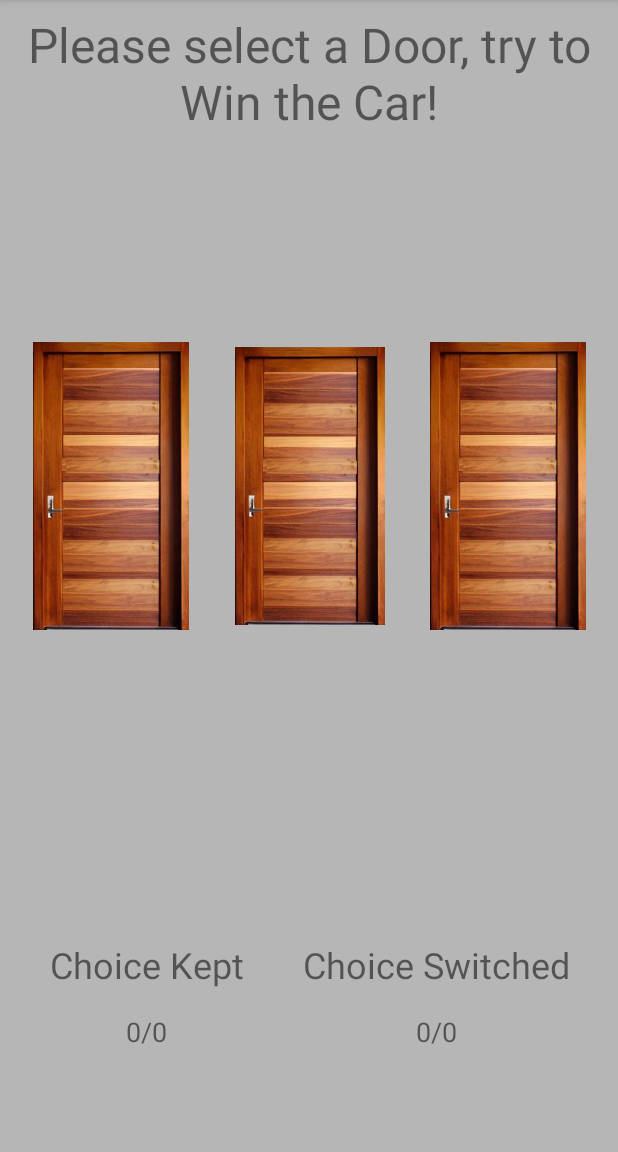
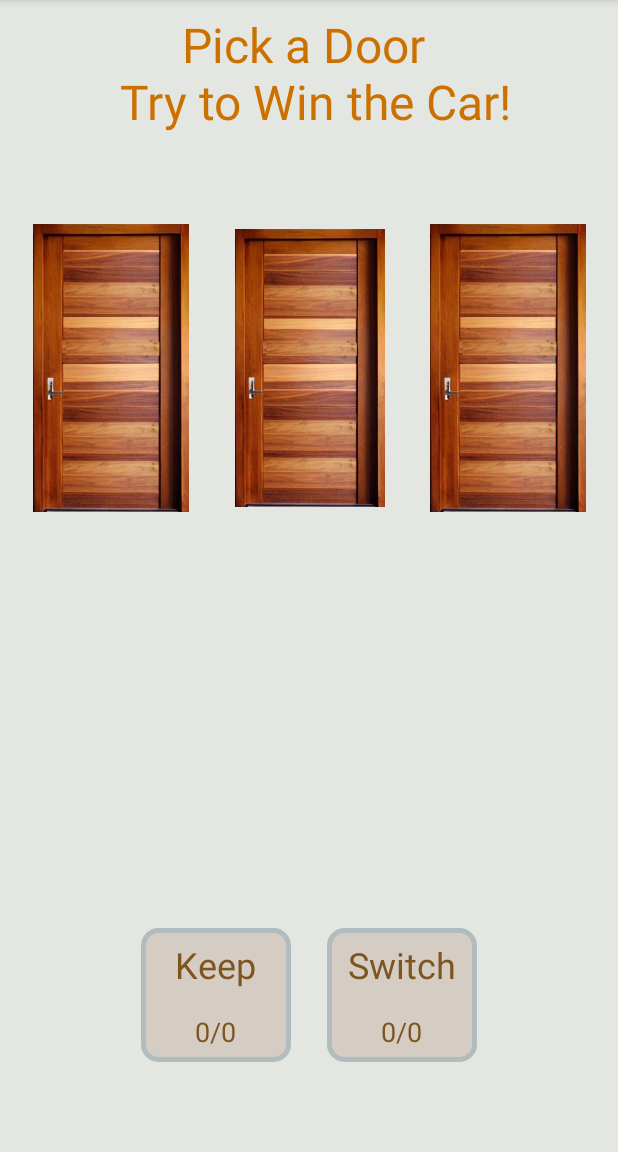
Before and after one commit to johncrawley/monty_hall, an Android app: the screen it shows after launch (MainActivity), on a phone screen of 412 x 824 dp, the part 84-1236 px from its top. Run offline under Robolectric (Android 15) with nearby library versions, the phone set to English and light mode, and no system bars.

Commit message:
Layout improvement for statistics views.

```diff
--- a/app/src/main/java/com/jacstuff/montyhallproblem/MainActivity.java
+++ b/app/src/main/java/com/jacstuff/montyhallproblem/MainActivity.java
@@ -1,6 +1,8 @@
 package com.jacstuff.montyhallproblem;
 
 import androidx.appcompat.app.AppCompatActivity;
+import androidx.lifecycle.ViewModel;
+import androidx.lifecycle.ViewModelProvider;
 
 import android.os.Bundle;
 import android.view.View;
@@ -26,22 +28,26 @@ public class MainActivity extends AppCompatActivity implements MainView {
     private final int numberOfDoors = 3;
     private int doorWidth, doorHeight;
     private LinearLayout doorsLayout;
+    private MainViewModel viewModel;
 
     @Override
     protected void onCreate(Bundle savedInstanceState) {
         super.onCreate(savedInstanceState);
+        setupViewModel();
         setContentView(R.layout.activity_main);
         montyHallGame = new MontyHallGame(this);
         initViews();
 
     }
 
+    private void setupViewModel(){
+        viewModel = new ViewModelProvider(this).get(MainViewModel.class);
+    }
 
     private void initViews(){
         initDoorBorders();
         initDoors();
         doorsLayout = findViewById(R.id.doorsLayout);
-        areDoorDimensionsCalculated = false;
         initDoorDimensions();
         playAgainButton = setupButton(R.id.new_game_button, this::startNewGame);
         resetStatsButton = setupButton(R.id.reset_stats_button, this::resetStats);
@@ -49,6 +55,7 @@ public class MainActivity extends AppCompatActivity implements MainView {
         switchedChoiceStatsTextView = findViewById(R.id.switch_stat_wins_text);
         statusTextView = findViewById(R.id.statusText);
     }
+
 
     private void initDoorDimensions(){
         doorsLayout.getViewTreeObserver().addOnGlobalLayoutListener(new ViewTreeObserver.OnGlobalLayoutListener() {
@@ -112,7 +119,6 @@ public class MainActivity extends AppCompatActivity implements MainView {
     }
 
 
-
     private void resetStats(){
         montyHallGame.resetStats();
         resetStatsButton.setVisibility(View.INVISIBLE);
@@ -152,7 +158,6 @@ public class MainActivity extends AppCompatActivity implements MainView {
         displayLoseMessage();
     }
 
-    private boolean areDoorDimensionsCalculated;
 
     @Override
     public void updateStatistics(String switchChoiceStats, String keepChoiceStats){
@@ -165,6 +170,7 @@ public class MainActivity extends AppCompatActivity implements MainView {
     private void setDimensionsOnDoors(){
         setDoorDimensions();
     }
+
 
     private void setDoorDimensions(){
         log("^^^ setDimensionsOnDoors()");
--- /dev/null
+++ b/app/src/main/java/com/jacstuff/montyhallproblem/MainViewModel.java
@@ -0,0 +1,7 @@
+package com.jacstuff.montyhallproblem;
+
+import androidx.lifecycle.ViewModel;
+
+public class MainViewModel extends ViewModel {
+
+}
--- a/app/src/main/java/com/jacstuff/montyhallproblem/Statistics.java
+++ b/app/src/main/java/com/jacstuff/montyhallproblem/Statistics.java
@@ -7,10 +7,6 @@ public class Statistics {
     private int gamesPlayedWithKeepChoice, gamesWonWithKeepChoice;
     private int gamesPlayedWithSwitchChoice, gamesWonWithSwitchChoice;
 
-    void addGameWon(){
-        gamesPlayed++;
-        gamesWon++;
-    }
 
     public void addGameResult(boolean wasGameWon, boolean wasChoiceSwitched){
         gamesPlayed++;
@@ -41,11 +37,6 @@ public class Statistics {
     }
 
 
-    void addGameLost(){
-        gamesPlayed++;
-        gamesLost++;
-    }
-
     void reset(){
         gamesPlayed = 0;
         gamesWon = 0;
@@ -57,14 +48,6 @@ public class Statistics {
     }
 
 
-    int getGamesPlayed(){
-        return gamesPlayed;
-    }
-
-    int getGamesWon(){
-        return gamesWon;
-    }
-
     String getKeepChoiceStats(){
         return gamesWonWithKeepChoice + " / " + gamesPlayedWithKeepChoice;
     }
@@ -74,7 +57,4 @@ public class Statistics {
         return gamesWonWithSwitchChoice + " / " + gamesPlayedWithSwitchChoice;
     }
 
-    int getGamesLost(){
-        return gamesLost;
-    }
 }
--- /dev/null
+++ b/app/src/main/res/drawable/stats_bg.xml
@@ -0,0 +1,7 @@
+<?xml version="1.0" encoding="UTF-8"?>
+<shape xmlns:android="http://schemas.android.com/apk/res/android">
+    <solid android:color="@color/stats_layout_bg_fill"/>
+    <stroke android:width="3dp" android:color="@color/stats_layout_bg_outline" />
+    <corners android:radius="10dp"/>
+    <padding android:left="0dp" android:top="0dp" android:right="0dp" android:bottom="0dp" />
+</shape>
--- a/app/src/main/res/layout/activity_main.xml
+++ b/app/src/main/res/layout/activity_main.xml
@@ -29,7 +29,6 @@
         android:weightSum="9"
         android:orientation="horizontal"
         app:layout_constraintTop_toBottomOf="@+id/statusText"
-        app:layout_constraintBottom_toTopOf="@+id/new_game_button"
         app:layout_constraintEnd_toEndOf="parent"
         app:layout_constraintStart_toStartOf="parent"
         android:baselineAligned="false">
@@ -94,12 +93,11 @@
         android:id="@+id/new_game_button"
         android:layout_width="wrap_content"
         android:layout_height="wrap_content"
+        android:text="@string/play_again_button_text"
         android:visibility="invisible"
-        android:text="@string/play_again_button_text"
-        app:layout_constraintBottom_toTopOf="@+id/stats_layout"
         app:layout_constraintEnd_toEndOf="parent"
-        app:layout_constraintStart_toStartOf="parent" />
-
+        app:layout_constraintStart_toStartOf="parent"
+        app:layout_constraintTop_toBottomOf="@+id/doorsLayout" />
 
 
 
@@ -116,9 +114,12 @@
         <LinearLayout
             android:id="@+id/keep_stats_layout"
             android:layout_width="wrap_content"
+            android:minWidth="100dp"
             android:layout_height="wrap_content"
             android:layout_margin="12dp"
+            android:background="@drawable/stats_bg"
             android:layout_gravity="center"
+            android:gravity="center"
             android:orientation="vertical">
 
 
@@ -127,8 +128,10 @@
                 android:layout_width="wrap_content"
                 android:layout_height="wrap_content"
                 android:text="@string/keep_stats_heading"
+                android:textColor="@color/stats_layout_text_color"
                 android:layout_margin="8dp"
                 android:gravity="center"
+                android:textAlignment="center"
                 android:textSize="@dimen/stats_heading_text_size"
                 app:layout_constraintEnd_toEndOf="parent"
                 app:layout_constraintTop_toTopOf="parent"
@@ -137,11 +140,13 @@
 
             <TextView
                 android:id="@+id/keep_stat_wins_text"
-                android:layout_width="match_parent"
+                android:layout_width="wrap_content"
                 android:layout_height="wrap_content"
                 android:text="@string/initial_stats"
+                android:textColor="@color/stats_layout_text_color"
                 android:layout_margin="8dp"
                 android:gravity="center"
+                android:textAlignment="center"
                 android:textSize="@dimen/stats_text_size"
                 app:layout_constraintEnd_toEndOf="parent"
                 app:layout_constraintTop_toTopOf="parent"
@@ -154,7 +159,11 @@
         <LinearLayout
             android:id="@+id/switch_stats_layout"
             android:layout_width="wrap_content"
+            android:minWidth="100dp"
+            android:background="@drawable/stats_bg"
             android:layout_height="wrap_content"
+            android:layout_gravity="center"
+            android:gravity="center"
             android:layout_margin="12dp"
             android:orientation="vertical">
 
@@ -164,8 +173,10 @@
                 android:layout_width="wrap_content"
                 android:layout_height="wrap_content"
                 android:text="@string/switch_stats_heading"
+                android:textColor="@color/stats_layout_text_color"
                 android:layout_margin="8dp"
                 android:gravity="center"
+                android:textAlignment="center"
                 android:textSize="@dimen/stats_heading_text_size"
                 app:layout_constraintEnd_toEndOf="parent"
                 app:layout_constraintTop_toTopOf="parent"
@@ -174,9 +185,10 @@
 
             <TextView
                 android:id="@+id/switch_stat_wins_text"
-                android:layout_width="match_parent"
+                android:layout_width="wrap_content"
                 android:layout_height="wrap_content"
                 android:text="@string/initial_stats"
+                android:textColor="@color/stats_layout_text_color"
                 android:layout_margin="8dp"
                 android:gravity="center"
                 android:textSize="@dimen/stats_text_size"
@@ -186,9 +198,7 @@
 
         </LinearLayout>
 
-
     </LinearLayout>
-
 
 
     <Button
--- a/app/src/main/res/values/colors.xml
+++ b/app/src/main/res/values/colors.xml
@@ -3,6 +3,10 @@
     <color name="colorPrimary">#C57947</color>
     <color name="colorPrimaryDark">#9F6B48</color>
     <color name="colorAccent">#03DAC5</color>
-    <color name="backgroundColor">#B6B6B6</color>
+    <color name="backgroundColor">#E4E6E2</color>
     <color name="selectedDoorBorder">#EFD18B</color>
+    <color name="textColor">#CC7100</color>
+    <color name="stats_layout_bg_fill">#D5CDC3</color>
+    <color name="stats_layout_bg_outline">#B1BCBE</color>
+    <color name="stats_layout_text_color">#7E5521</color>
 </resources>
--- a/app/src/main/res/values/strings.xml
+++ b/app/src/main/res/values/strings.xml
@@ -1,15 +1,15 @@
 <resources>
     <string name="app_name">The Monty Hall Problem</string>
     <string name="question_mark">\?</string>
-    <string name="initial_status_text">Please select a Door, try to Win the Car!</string>
-    <string name="confirm_choice_status_text">Confirm your choice..</string>
+    <string name="initial_status_text">Pick a Door \n Try to Win the Car!</string>
+    <string name="confirm_choice_status_text">Keep Your Choice, or Switch Doors</string>
     <string name="success_status_text">Congratulations!</string>
     <string name="fail_status_text">You lose! Good day sir!</string>
     <string name="play_again_button_text">Play again</string>
-    <string name="reset_stats_button_text">Reset statistics</string>
+    <string name="reset_stats_button_text">Reset</string>
     <string name="initial_statistics_text">No statistics yet</string>
-    <string name="keep_stats_heading">Choice Kept</string>
-    <string name="switch_stats_heading">Choice Switched</string>
+    <string name="keep_stats_heading">Keep</string>
+    <string name="switch_stats_heading">Switch</string>
     <string name="door_1_content_description">Door 1</string>
     <string name="door_2_content_description">Door 2</string>
     <string name="door_3_content_description">Door 3</string>
--- a/app/src/main/res/values/styles.xml
+++ b/app/src/main/res/values/styles.xml
@@ -6,6 +6,7 @@
         <item name="colorPrimaryDark">@color/colorPrimaryDark</item>
         <item name="colorAccent">@color/colorAccent</item>
         <item name="android:windowBackground">@color/backgroundColor</item>
+        <item name="android:textColor">@color/textColor</item>
     </style>
 
 </resources>
```
